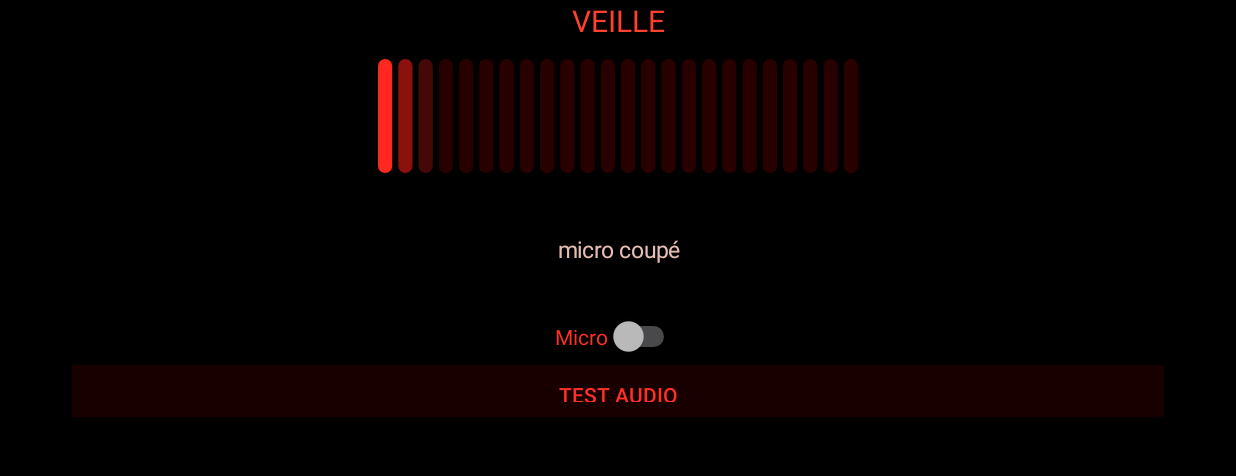
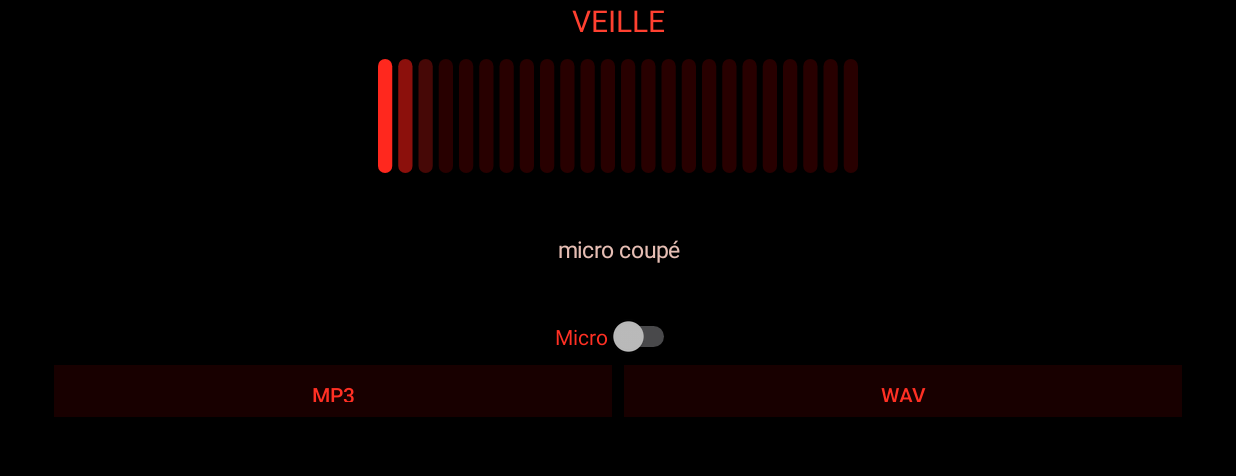
Before and after one commit to ogrums/GeeUIVoice, an Android app: the screen it shows after launch (VoiceActivity), on a phone screen of 824 x 412 dp (held sideways), the part 129-605 px from its top. Run offline under Robolectric (Android 15) with nearby library versions, the light colour scheme and no system bars.

Commit message:
Add MP3 and WAV buttons for the same sample phrase

```diff
--- a/app/src/main/kotlin/com/geeui/voice/VoiceActivity.kt
+++ b/app/src/main/kotlin/com/geeui/voice/VoiceActivity.kt
@@ -93,21 +93,21 @@ class VoiceActivity : Activity() {
             pad.setMargins(72, 8, 72, 0)
             layoutParams = pad
         }
-        val sample = Button(this).apply {
-            text = "Test audio"
-            setTextColor(Color.rgb(255, 48, 36))
-            setBackgroundColor(Color.rgb(24, 0, 0))
-            setOnClickListener { playSample() }
+        val tests = LinearLayout(this).apply {
+            orientation = LinearLayout.HORIZONTAL
+            gravity = Gravity.CENTER
             val pad = LinearLayout.LayoutParams(LinearLayout.LayoutParams.MATCH_PARENT, 52)
-            pad.setMargins(72, 8, 72, 0)
+            pad.setMargins(48, 8, 48, 0)
             layoutParams = pad
         }
+        tests.addView(testButton("MP3") { playSample("olivier.mp3") })
+        tests.addView(testButton("WAV") { playSample("olivier.wav") })
         root.addView(title)
         root.addView(status)
         root.addView(scan)
         root.addView(caption)
         root.addView(mic)
-        root.addView(sample)
+        root.addView(tests)
         setContentView(root)
         VoiceHud.line = "micro coupé"
     }
@@ -130,26 +130,38 @@ class VoiceActivity : Activity() {
 
     private var sample: MediaPlayer? = null
 
+    private fun testButton(label: String, click: () -> Unit): Button {
+        return Button(this).apply {
+            text = label
+            setTextColor(Color.rgb(255, 48, 36))
+            setBackgroundColor(Color.rgb(24, 0, 0))
+            setOnClickListener { click() }
+            val pad = LinearLayout.LayoutParams(0, LinearLayout.LayoutParams.MATCH_PARENT, 1f)
+            pad.setMargins(6, 0, 6, 0)
+            layoutParams = pad
+        }
+    }
+
     /** Bundled clip, same MediaPlayer path as LTPAudioService. No mic, no Lemonade. */
-    private fun playSample() {
+    private fun playSample(asset: String) {
         sample?.release()
         sample = null
         val mp = MediaPlayer()
         sample = mp
         try {
-            assets.openFd("olivier.mp3").use { afd ->
+            assets.openFd(asset).use { afd ->
                 mp.setDataSource(afd.fileDescriptor, afd.startOffset, afd.length)
             }
             mp.setOnCompletionListener {
                 VoiceHud.mode = "idle"
-                VoiceHud.line = "test audio fini"
+                VoiceHud.line = "$asset fini"
                 if (sample === it) {
                     it.release()
                     sample = null
                 }
             }
             mp.setOnErrorListener { player, what, extra ->
-                VoiceHud.line = "test audio $what/$extra"
+                VoiceHud.line = "$asset $what/$extra"
                 player.release()
                 if (sample === player) sample = null
                 true
@@ -158,12 +170,12 @@ class VoiceActivity : Activity() {
             mp.start()
             VoiceHud.heard = "Olivier, il fait beau aujourd'hui, n'est-ce pas ?"
             VoiceHud.answer = "Ah ah ah !"
-            VoiceHud.line = "test audio"
+            VoiceHud.line = asset
             VoiceHud.mode = "talk"
         } catch (e: Exception) {
             mp.release()
             sample = null
-            VoiceHud.line = "test: ${e.javaClass.simpleName}"
+            VoiceHud.line = "$asset: ${e.javaClass.simpleName}"
         }
     }
 
```
Also changed, not shown: 1 other file.
